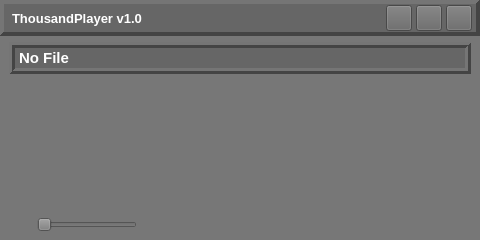
This is source/ui/mainwindow/tp_mainwindow.ui in ZXfkSIE/ThousandPlayer as Qt 5 draws it before an edit. The edited form follows.
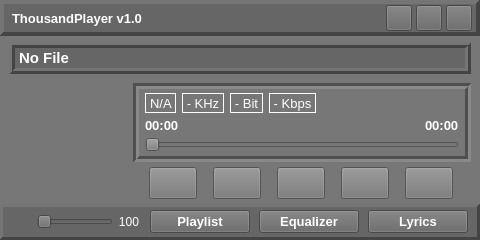
This is the edited form. Custom widgets are drawn as their Qt base class.

```diff
--- a/source/ui/mainwindow/tp_mainwindow.ui
+++ b/source/ui/mainwindow/tp_mainwindow.ui
@@ -221,7 +221,7 @@
        <height>47</height>
       </size>
      </property>
-     <layout class="QVBoxLayout" name="verticalLayout_2">
+     <layout class="QHBoxLayout" name="horizontalLayout_3">
       <property name="topMargin">
        <number>6</number>
       </property>
@@ -283,29 +283,33 @@
        <number>9</number>
       </property>
       <property name="bottomMargin">
-       <number>0</number>
+       <number>3</number>
       </property>
       <item>
-       <widget class="TP_Container" name="widget_LeftContainer" native="true">
+       <widget class="TP_VisualContainer" name="widget_VisualContainer" native="true">
         <property name="sizePolicy">
-         <sizepolicy hsizetype="Fixed" vsizetype="Preferred">
+         <sizepolicy hsizetype="Fixed" vsizetype="Fixed">
           <horstretch>0</horstretch>
           <verstretch>0</verstretch>
          </sizepolicy>
         </property>
         <property name="minimumSize">
          <size>
-          <width>128</width>
-          <height>0</height>
+          <width>118</width>
+          <height>118</height>
          </size>
         </property>
         <property name="maximumSize">
          <size>
-          <width>128</width>
-          <height>16777215</height>
+          <width>118</width>
+          <height>118</height>
          </size>
         </property>
-        <layout class="QVBoxLayout" name="verticalLayout_3">
+       </widget>
+      </item>
+      <item>
+       <widget class="TP_Container" name="widget_RightContainer" native="true">
+        <layout class="QVBoxLayout" name="verticalLayout_2">
          <property name="spacing">
           <number>0</number>
          </property>
@@ -322,102 +326,304 @@
           <number>0</number>
          </property>
          <item>
-          <widget class="TP_VisualContainer" name="widget_VisualContainer" native="true">
-           <property name="sizePolicy">
-            <sizepolicy hsizetype="Fixed" vsizetype="Fixed">
-             <horstretch>0</horstretch>
-             <verstretch>0</verstretch>
-            </sizepolicy>
+          <widget class="TP_Frame" name="frame_TimeContainer">
+           <property name="frameShape">
+            <enum>QFrame::Box</enum>
            </property>
-           <property name="minimumSize">
-            <size>
-             <width>128</width>
-             <height>128</height>
-            </size>
+           <property name="frameShadow">
+            <enum>QFrame::Sunken</enum>
            </property>
-           <property name="maximumSize">
-            <size>
-             <width>128</width>
-             <height>128</height>
-            </size>
+           <property name="lineWidth">
+            <number>3</number>
            </property>
-          </widget>
-         </item>
-         <item>
-          <widget class="QWidget" name="widget_VolumeBarContainer" native="true">
-           <property name="sizePolicy">
-            <sizepolicy hsizetype="Fixed" vsizetype="Preferred">
-             <horstretch>0</horstretch>
-             <verstretch>0</verstretch>
-            </sizepolicy>
-           </property>
-           <property name="minimumSize">
-            <size>
-             <width>128</width>
-             <height>0</height>
-            </size>
-           </property>
-           <property name="maximumSize">
-            <size>
-             <width>128</width>
-             <height>16777215</height>
-            </size>
-           </property>
-           <layout class="QHBoxLayout" name="horizontalLayout_2">
+           <layout class="QVBoxLayout" name="verticalLayout_4">
             <property name="spacing">
-             <number>6</number>
+             <number>2</number>
             </property>
             <property name="leftMargin">
-             <number>0</number>
+             <number>6</number>
             </property>
             <property name="topMargin">
-             <number>0</number>
+             <number>4</number>
             </property>
             <property name="rightMargin">
-             <number>0</number>
+             <number>6</number>
             </property>
             <property name="bottomMargin">
-             <number>0</number>
+             <number>4</number>
             </property>
             <item>
-             <widget class="TP_VolumeIcon" name="label_VolumeIcon">
+             <widget class="TP_Container" name="widget_FileInfoContainer" native="true">
               <property name="sizePolicy">
-               <sizepolicy hsizetype="Fixed" vsizetype="Fixed">
+               <sizepolicy hsizetype="Preferred" vsizetype="Fixed">
                 <horstretch>0</horstretch>
                 <verstretch>0</verstretch>
                </sizepolicy>
               </property>
               <property name="minimumSize">
                <size>
-                <width>22</width>
-                <height>22</height>
-               </size>
-              </property>
-              <property name="maximumSize">
-               <size>
-                <width>22</width>
-                <height>22</height>
-               </size>
-              </property>
-              <property name="alignment">
-               <set>Qt::AlignCenter</set>
-              </property>
-             </widget>
-            </item>
-            <item>
-             <widget class="QSlider" name="horizontalSlider">
-              <property name="minimumSize">
-               <size>
                 <width>0</width>
-                <height>18</height>
+                <height>20</height>
                </size>
               </property>
               <property name="maximumSize">
                <size>
                 <width>16777215</width>
-                <height>18</height>
+                <height>20</height>
                </size>
               </property>
+              <layout class="QHBoxLayout" name="horizontalLayout_5">
+               <property name="leftMargin">
+                <number>0</number>
+               </property>
+               <property name="topMargin">
+                <number>0</number>
+               </property>
+               <property name="rightMargin">
+                <number>0</number>
+               </property>
+               <property name="bottomMargin">
+                <number>0</number>
+               </property>
+               <item>
+                <widget class="TP_Label" name="label_AudioFormat">
+                 <property name="sizePolicy">
+                  <sizepolicy hsizetype="Minimum" vsizetype="Fixed">
+                   <horstretch>0</horstretch>
+                   <verstretch>0</verstretch>
+                  </sizepolicy>
+                 </property>
+                 <property name="minimumSize">
+                  <size>
+                   <width>0</width>
+                   <height>20</height>
+                  </size>
+                 </property>
+                 <property name="maximumSize">
+                  <size>
+                   <width>16777215</width>
+                   <height>20</height>
+                  </size>
+                 </property>
+                 <property name="font">
+                  <font>
+                   <pointsize>10</pointsize>
+                  </font>
+                 </property>
+                 <property name="styleSheet">
+                  <string notr="true">color: rgb(255, 255, 255);</string>
+                 </property>
+                 <property name="frameShape">
+                  <enum>QFrame::Box</enum>
+                 </property>
+                 <property name="text">
+                  <string notr="true"> N/A </string>
+                 </property>
+                 <property name="alignment">
+                  <set>Qt::AlignCenter</set>
+                 </property>
+                </widget>
+               </item>
+               <item>
+                <widget class="TP_Label" name="label_AudioFrequency">
+                 <property name="sizePolicy">
+                  <sizepolicy hsizetype="Minimum" vsizetype="Fixed">
+                   <horstretch>0</horstretch>
+                   <verstretch>0</verstretch>
+                  </sizepolicy>
+                 </property>
+                 <property name="minimumSize">
+                  <size>
+                   <width>0</width>
+                   <height>20</height>
+                  </size>
+                 </property>
+                 <property name="maximumSize">
+                  <size>
+                   <width>16777215</width>
+                   <height>20</height>
+                  </size>
+                 </property>
+                 <property name="font">
+                  <font>
+                   <pointsize>10</pointsize>
+                  </font>
+                 </property>
+                 <property name="styleSheet">
+                  <string notr="true">color: rgb(255, 255, 255);</string>
+                 </property>
+                 <property name="frameShape">
+                  <enum>QFrame::Box</enum>
+                 </property>
+                 <property name="text">
+                  <string notr="true"> - KHz </string>
+                 </property>
+                 <property name="alignment">
+                  <set>Qt::AlignCenter</set>
+                 </property>
+                </widget>
+               </item>
+               <item>
+                <widget class="TP_Label" name="label_AudioBits">
+                 <property name="sizePolicy">
+                  <sizepolicy hsizetype="Minimum" vsizetype="Fixed">
+                   <horstretch>0</horstretch>
+                   <verstretch>0</verstretch>
+                  </sizepolicy>
+                 </property>
+                 <property name="minimumSize">
+                  <size>
+                   <width>0</width>
+                   <height>20</height>
+                  </size>
+                 </property>
+                 <property name="maximumSize">
+                  <size>
+                   <width>16777215</width>
+                   <height>20</height>
+                  </size>
+                 </property>
+                 <property name="font">
+                  <font>
+                   <pointsize>10</pointsize>
+                  </font>
+                 </property>
+                 <property name="styleSheet">
+                  <string notr="true">color: rgb(255, 255, 255);</string>
+                 </property>
+                 <property name="frameShape">
+                  <enum>QFrame::Box</enum>
+                 </property>
+                 <property name="text">
+                  <string notr="true"> - Bit </string>
+                 </property>
+                 <property name="alignment">
+                  <set>Qt::AlignCenter</set>
+                 </property>
+                </widget>
+               </item>
+               <item>
+                <widget class="TP_Label" name="label_AudioBitrate">
+                 <property name="sizePolicy">
+                  <sizepolicy hsizetype="Minimum" vsizetype="Fixed">
+                   <horstretch>0</horstretch>
+                   <verstretch>0</verstretch>
+                  </sizepolicy>
+                 </property>
+                 <property name="minimumSize">
+                  <size>
+                   <width>0</width>
+                   <height>20</height>
+                  </size>
+                 </property>
+                 <property name="maximumSize">
+                  <size>
+                   <width>16777215</width>
+                   <height>20</height>
+                  </size>
+                 </property>
+                 <property name="font">
+                  <font>
+                   <pointsize>10</pointsize>
+                  </font>
+                 </property>
+                 <property name="styleSheet">
+                  <string notr="true">color: rgb(255, 255, 255);</string>
+                 </property>
+                 <property name="frameShape">
+                  <enum>QFrame::Box</enum>
+                 </property>
+                 <property name="text">
+                  <string notr="true"> - Kbps </string>
+                 </property>
+                 <property name="alignment">
+                  <set>Qt::AlignCenter</set>
+                 </property>
+                </widget>
+               </item>
+               <item>
+                <spacer name="horizontalSpacer_3">
+                 <property name="orientation">
+                  <enum>Qt::Horizontal</enum>
+                 </property>
+                 <property name="sizeHint" stdset="0">
+                  <size>
+                   <width>40</width>
+                   <height>20</height>
+                  </size>
+                 </property>
+                </spacer>
+               </item>
+              </layout>
+             </widget>
+            </item>
+            <item>
+             <widget class="TP_Container" name="widget_TimeStampContainer" native="true">
+              <layout class="QHBoxLayout" name="horizontalLayout_4">
+               <property name="leftMargin">
+                <number>0</number>
+               </property>
+               <property name="topMargin">
+                <number>0</number>
+               </property>
+               <property name="rightMargin">
+                <number>0</number>
+               </property>
+               <property name="bottomMargin">
+                <number>0</number>
+               </property>
+               <item>
+                <widget class="TP_Label" name="label_CurrentTime">
+                 <property name="font">
+                  <font>
+                   <pointsize>10</pointsize>
+                   <weight>75</weight>
+                   <bold>true</bold>
+                  </font>
+                 </property>
+                 <property name="styleSheet">
+                  <string notr="true">color: rgb(255, 255, 255);</string>
+                 </property>
+                 <property name="text">
+                  <string notr="true">00:00</string>
+                 </property>
+                </widget>
+               </item>
+               <item>
+                <spacer name="horizontalSpacer_2">
+                 <property name="orientation">
+                  <enum>Qt::Horizontal</enum>
+                 </property>
+                 <property name="sizeHint" stdset="0">
+                  <size>
+                   <width>40</width>
+                   <height>20</height>
+                  </size>
+                 </property>
+                </spacer>
+               </item>
+               <item>
+                <widget class="TP_Label" name="label_DurationTime">
+                 <property name="font">
+                  <font>
+                   <pointsize>10</pointsize>
+                   <weight>75</weight>
+                   <bold>true</bold>
+                  </font>
+                 </property>
+                 <property name="styleSheet">
+                  <string notr="true">color: rgb(255, 255, 255);</string>
+                 </property>
+                 <property name="text">
+                  <string notr="true">00:00</string>
+                 </property>
+                </widget>
+               </item>
+              </layout>
+             </widget>
+            </item>
+            <item>
+             <widget class="QSlider" name="slider_Time">
               <property name="orientation">
                <enum>Qt::Horizontal</enum>
               </property>
@@ -426,11 +632,419 @@
            </layout>
           </widget>
          </item>
+         <item>
+          <widget class="TP_Container" name="widget_buttonContainer" native="true">
+           <layout class="QHBoxLayout" name="horizontalLayout_6">
+            <property name="spacing">
+             <number>0</number>
+            </property>
+            <property name="leftMargin">
+             <number>0</number>
+            </property>
+            <property name="topMargin">
+             <number>3</number>
+            </property>
+            <property name="rightMargin">
+             <number>0</number>
+            </property>
+            <property name="bottomMargin">
+             <number>0</number>
+            </property>
+            <item>
+             <widget class="TP_Button" name="pushButton_Previous">
+              <property name="minimumSize">
+               <size>
+                <width>48</width>
+                <height>32</height>
+               </size>
+              </property>
+              <property name="maximumSize">
+               <size>
+                <width>32</width>
+                <height>32</height>
+               </size>
+              </property>
+              <property name="text">
+               <string/>
+              </property>
+              <property name="iconSize">
+               <size>
+                <width>20</width>
+                <height>20</height>
+               </size>
+              </property>
+              <property name="flat">
+               <bool>false</bool>
+              </property>
+             </widget>
+            </item>
+            <item>
+             <widget class="TP_Button" name="pushButton_Stop">
+              <property name="minimumSize">
+               <size>
+                <width>48</width>
+                <height>32</height>
+               </size>
+              </property>
+              <property name="maximumSize">
+               <size>
+                <width>32</width>
+                <height>32</height>
+               </size>
+              </property>
+              <property name="text">
+               <string/>
+              </property>
+              <property name="iconSize">
+               <size>
+                <width>20</width>
+                <height>20</height>
+               </size>
+              </property>
+             </widget>
+            </item>
+            <item>
+             <widget class="TP_Button" name="pushButton_Play">
+              <property name="minimumSize">
+               <size>
+                <width>48</width>
+                <height>32</height>
+               </size>
+              </property>
+              <property name="maximumSize">
+               <size>
+                <width>32</width>
+                <height>32</height>
+               </size>
+              </property>
+              <property name="text">
+               <string/>
+              </property>
+              <property name="iconSize">
+               <size>
+                <width>20</width>
+                <height>20</height>
+               </size>
+              </property>
+             </widget>
+            </item>
+            <item>
+             <widget class="TP_Button" name="pushButton_Next">
+              <property name="minimumSize">
+               <size>
+                <width>48</width>
+                <height>32</height>
+               </size>
+              </property>
+              <property name="maximumSize">
+               <size>
+                <width>32</width>
+                <height>32</height>
+               </size>
+              </property>
+              <property name="text">
+               <string/>
+              </property>
+              <property name="iconSize">
+               <size>
+                <width>20</width>
+                <height>20</height>
+               </size>
+              </property>
+             </widget>
+            </item>
+            <item>
+             <widget class="TP_Button" name="pushButton_Mode">
+              <property name="minimumSize">
+               <size>
+                <width>48</width>
+                <height>32</height>
+               </size>
+              </property>
+              <property name="maximumSize">
+               <size>
+                <width>32</width>
+                <height>32</height>
+               </size>
+              </property>
+              <property name="text">
+               <string/>
+              </property>
+              <property name="iconSize">
+               <size>
+                <width>20</width>
+                <height>20</height>
+               </size>
+              </property>
+             </widget>
+            </item>
+           </layout>
+          </widget>
+         </item>
         </layout>
        </widget>
       </item>
+     </layout>
+    </widget>
+   </item>
+   <item>
+    <widget class="TP_Frame" name="frame_BottomContainer">
+     <property name="styleSheet">
+      <string notr="true">background-color: #666;</string>
+     </property>
+     <property name="frameShape">
+      <enum>QFrame::Panel</enum>
+     </property>
+     <property name="frameShadow">
+      <enum>QFrame::Raised</enum>
+     </property>
+     <property name="lineWidth">
+      <number>3</number>
+     </property>
+     <layout class="QHBoxLayout" name="horizontalLayout_7">
+      <property name="spacing">
+       <number>9</number>
+      </property>
+      <property name="leftMargin">
+       <number>6</number>
+      </property>
+      <property name="topMargin">
+       <number>3</number>
+      </property>
+      <property name="bottomMargin">
+       <number>3</number>
+      </property>
       <item>
-       <widget class="TP_Container" name="widget_RightContainer" native="true"/>
+       <widget class="TP_Container" name="widget_VolumeBarContainer" native="true">
+        <property name="sizePolicy">
+         <sizepolicy hsizetype="Fixed" vsizetype="Fixed">
+          <horstretch>0</horstretch>
+          <verstretch>0</verstretch>
+         </sizepolicy>
+        </property>
+        <property name="minimumSize">
+         <size>
+          <width>130</width>
+          <height>0</height>
+         </size>
+        </property>
+        <property name="maximumSize">
+         <size>
+          <width>130</width>
+          <height>16777215</height>
+         </size>
+        </property>
+        <layout class="QHBoxLayout" name="horizontalLayout_2">
+         <property name="spacing">
+          <number>6</number>
+         </property>
+         <property name="leftMargin">
+          <number>0</number>
+         </property>
+         <property name="topMargin">
+          <number>0</number>
+         </property>
+         <property name="rightMargin">
+          <number>0</number>
+         </property>
+         <property name="bottomMargin">
+          <number>0</number>
+         </property>
+         <item>
+          <widget class="TP_VolumeIcon" name="label_VolumeIcon">
+           <property name="sizePolicy">
+            <sizepolicy hsizetype="Fixed" vsizetype="Fixed">
+             <horstretch>0</horstretch>
+             <verstretch>0</verstretch>
+            </sizepolicy>
+           </property>
+           <property name="minimumSize">
+            <size>
+             <width>22</width>
+             <height>22</height>
+            </size>
+           </property>
+           <property name="maximumSize">
+            <size>
+             <width>22</width>
+             <height>22</height>
+            </size>
+           </property>
+           <property name="alignment">
+            <set>Qt::AlignCenter</set>
+           </property>
+          </widget>
+         </item>
+         <item>
+          <widget class="QSlider" name="slider_Volume">
+           <property name="minimumSize">
+            <size>
+             <width>0</width>
+             <height>18</height>
+            </size>
+           </property>
+           <property name="maximumSize">
+            <size>
+             <width>16777215</width>
+             <height>18</height>
+            </size>
+           </property>
+           <property name="orientation">
+            <enum>Qt::Horizontal</enum>
+           </property>
+          </widget>
+         </item>
+         <item>
+          <widget class="QLabel" name="label_VolumeValue">
+           <property name="sizePolicy">
+            <sizepolicy hsizetype="Fixed" vsizetype="Preferred">
+             <horstretch>0</horstretch>
+             <verstretch>0</verstretch>
+            </sizepolicy>
+           </property>
+           <property name="minimumSize">
+            <size>
+             <width>20</width>
+             <height>0</height>
+            </size>
+           </property>
+           <property name="maximumSize">
+            <size>
+             <width>20</width>
+             <height>16777215</height>
+            </size>
+           </property>
+           <property name="styleSheet">
+            <string notr="true">color: rgb(255, 255, 255);</string>
+           </property>
+           <property name="text">
+            <string notr="true">100</string>
+           </property>
+           <property name="alignment">
+            <set>Qt::AlignRight|Qt::AlignTrailing|Qt::AlignVCenter</set>
+           </property>
+          </widget>
+         </item>
+        </layout>
+       </widget>
+      </item>
+      <item>
+       <spacer name="horizontalSpacer_4">
+        <property name="orientation">
+         <enum>Qt::Horizontal</enum>
+        </property>
+        <property name="sizeHint" stdset="0">
+         <size>
+          <width>40</width>
+          <height>20</height>
+         </size>
+        </property>
+       </spacer>
+      </item>
+      <item>
+       <widget class="TP_Button" name="pushButton_Playlist">
+        <property name="sizePolicy">
+         <sizepolicy hsizetype="Fixed" vsizetype="Fixed">
+          <horstretch>0</horstretch>
+          <verstretch>0</verstretch>
+         </sizepolicy>
+        </property>
+        <property name="minimumSize">
+         <size>
+          <width>100</width>
+          <height>0</height>
+         </size>
+        </property>
+        <property name="maximumSize">
+         <size>
+          <width>100</width>
+          <height>16777215</height>
+         </size>
+        </property>
+        <property name="font">
+         <font>
+          <pointsize>10</pointsize>
+          <weight>75</weight>
+          <bold>true</bold>
+         </font>
+        </property>
+        <property name="styleSheet">
+         <string notr="true">color: rgb(255, 255, 255);</string>
+        </property>
+        <property name="text">
+         <string>Playlist</string>
+        </property>
+       </widget>
+      </item>
+      <item>
+       <widget class="TP_Button" name="pushButton_Equalizer">
+        <property name="sizePolicy">
+         <sizepolicy hsizetype="Fixed" vsizetype="Fixed">
+          <horstretch>0</horstretch>
+          <verstretch>0</verstretch>
+         </sizepolicy>
+        </property>
+        <property name="minimumSize">
+         <size>
+          <width>100</width>
+          <height>0</height>
+         </size>
+        </property>
+        <property name="maximumSize">
+         <size>
+          <width>100</width>
+          <height>16777215</height>
+         </size>
+        </property>
+        <property name="font">
+         <font>
+          <pointsize>10</pointsize>
+          <weight>75</weight>
+          <bold>true</bold>
+         </font>
+        </property>
+        <property name="styleSheet">
+         <string notr="true">color: rgb(255, 255, 255);</string>
+        </property>
+        <property name="text">
+         <string>Equalizer</string>
+        </property>
+       </widget>
+      </item>
+      <item>
+       <widget class="TP_Button" name="pushButton_Lyrics">
+        <property name="sizePolicy">
+         <sizepolicy hsizetype="Fixed" vsizetype="Fixed">
+          <horstretch>0</horstretch>
+          <verstretch>0</verstretch>
+         </sizepolicy>
+        </property>
+        <property name="minimumSize">
+         <size>
+          <width>100</width>
+          <height>0</height>
+         </size>
+        </property>
+        <property name="maximumSize">
+         <size>
+          <width>100</width>
+          <height>16777215</height>
+         </size>
+        </property>
+        <property name="font">
+         <font>
+          <pointsize>10</pointsize>
+          <weight>75</weight>
+          <bold>true</bold>
+         </font>
+        </property>
+        <property name="styleSheet">
+         <string notr="true">color: rgb(255, 255, 255);</string>
+        </property>
+        <property name="text">
+         <string>Lyrics</string>
+        </property>
+       </widget>
       </item>
      </layout>
     </widget>
@@ -444,6 +1058,11 @@
    <header>tp_titlebar.h</header>
    <container>1</container>
   </customwidget>
+  <customwidget>
+   <class>TP_Button</class>
+   <extends>QPushButton</extends>
+   <header>tp_button.h</header>
+  </customwidget>
   <customwidget>
    <class>TP_Container</class>
    <extends>QWidget</extends>
@@ -466,6 +1085,12 @@
    <extends>QLabel</extends>
    <header>tp_volumeicon.h</header>
   </customwidget>
+  <customwidget>
+   <class>TP_Frame</class>
+   <extends>QFrame</extends>
+   <header>tp_frame.h</header>
+   <container>1</container>
+  </customwidget>
  </customwidgets>
  <resources/>
  <connections/>
```
Left out of the diff: 4 changed lines with no effect on the pictures.
